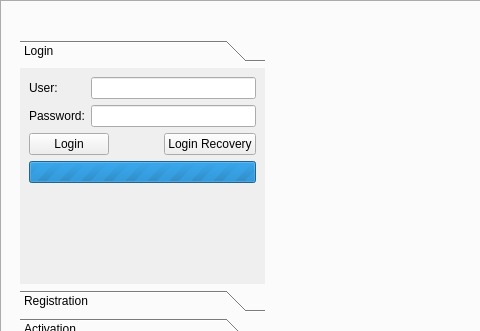
The window that trunk/src/edr/src/plugins/newCommunication/ui/DataSourceWidget.ui (mk4me/hm-mde-one) describes before a commit, drawn with Qt 5; both pictures show x 0 to 480 and y 0 to 331 of the 934 by 833 pixel window.
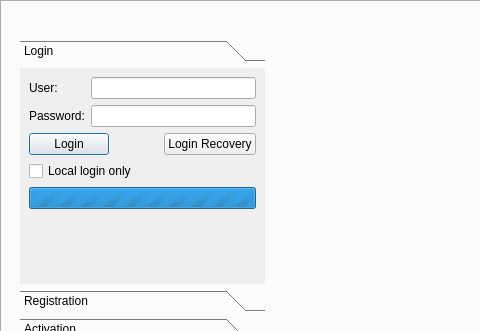
The same window after the commit. Icons and pictures are not drawn.

The edit to the form file:
```diff
--- a/trunk/src/edr/src/plugins/newCommunication/ui/DataSourceWidget.ui
+++ b/trunk/src/edr/src/plugins/newCommunication/ui/DataSourceWidget.ui
@@ -254,6 +254,12 @@
                <property name="text">
                 <string>Login</string>
                </property>
+               <property name="autoDefault">
+                <bool>true</bool>
+               </property>
+               <property name="default">
+                <bool>true</bool>
+               </property>
               </widget>
              </item>
              <item>
@@ -287,6 +293,13 @@
              </item>
             </layout>
            </item>
+           <item>
+            <widget class="QCheckBox" name="localLogin">
+             <property name="text">
+              <string>Local login only</string>
+             </property>
+            </widget>
+           </item>
            <item>
             <widget class="QProgressBar" name="loginProgressBar">
              <property name="sizePolicy">
```
Left out of the diff: 21 changed lines with no effect on the pictures.
